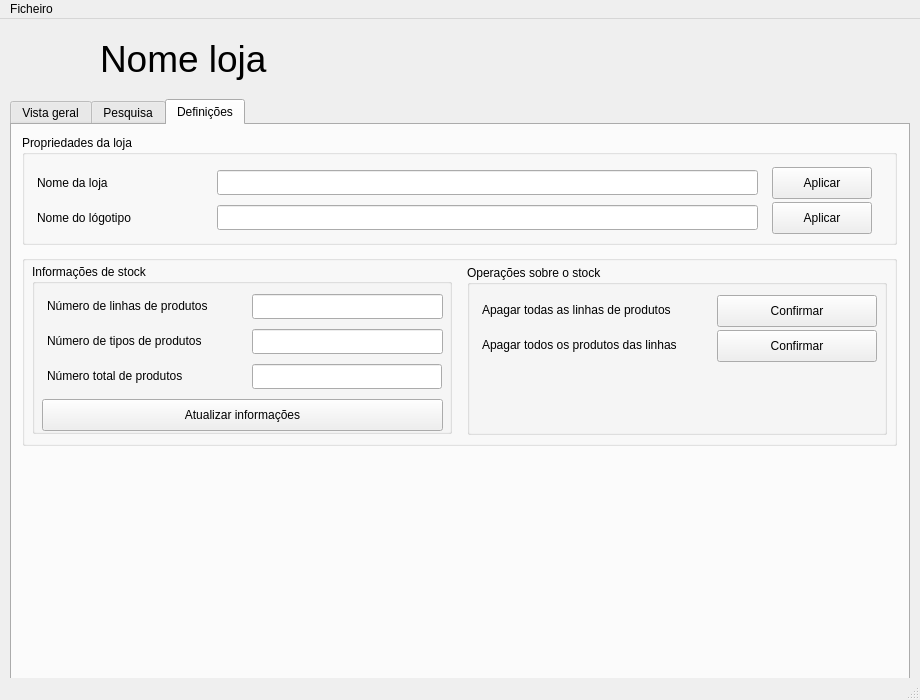
Old version of the form src/gui/MainMenu.ui in the repository dnigamer/projeto-AED.
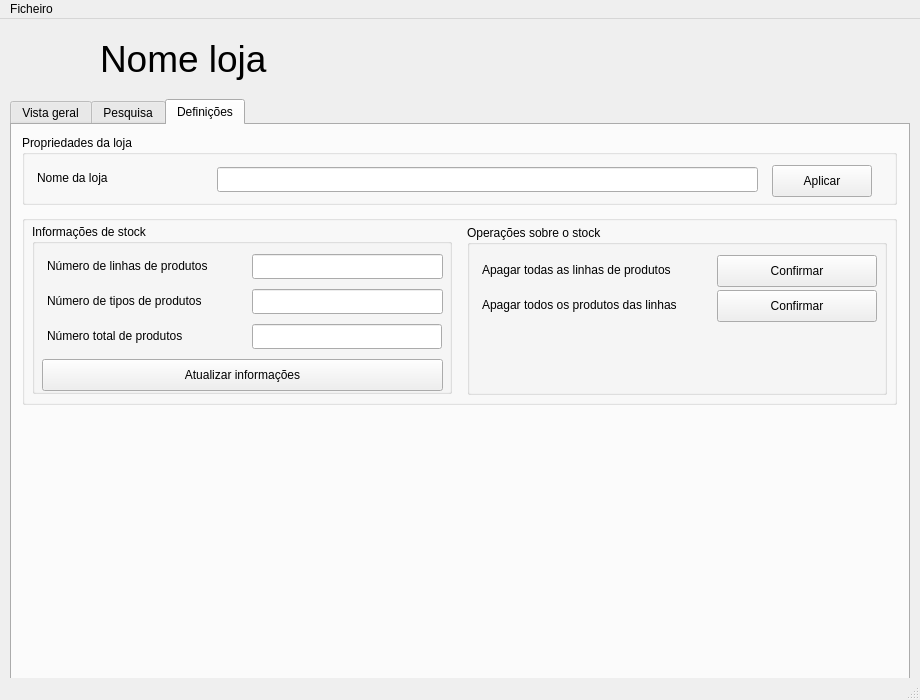
New version of the form. The open tabs and pages were chosen to show the change. Icons and pictures are not drawn.

Commit message: Tab definições a funcionar agora. main.c mudado para src.

Diff of the .ui file:
```diff
--- a/src/gui/MainMenu.ui
+++ b/src/gui/MainMenu.ui
@@ -645,7 +645,7 @@
         <x>10</x>
         <y>10</y>
         <width>875</width>
-        <height>110</height>
+        <height>70</height>
        </rect>
       </property>
       <property name="title">
@@ -655,7 +655,7 @@
        <property name="geometry">
         <rect>
          <x>15</x>
-         <y>35</y>
+         <y>30</y>
          <width>161</width>
          <height>25</height>
         </rect>
@@ -668,7 +668,7 @@
        <property name="geometry">
         <rect>
          <x>195</x>
-         <y>35</y>
+         <y>32</y>
          <width>541</width>
          <height>25</height>
         </rect>
@@ -678,7 +678,7 @@
        <property name="geometry">
         <rect>
          <x>750</x>
-         <y>32</y>
+         <y>30</y>
          <width>100</width>
          <height>32</height>
         </rect>
@@ -687,50 +687,14 @@
         <string>Aplicar</string>
        </property>
       </widget>
-      <widget class="QPushButton" name="nomeLogoModBtn">
-       <property name="geometry">
-        <rect>
-         <x>750</x>
-         <y>67</y>
-         <width>100</width>
-         <height>32</height>
-        </rect>
-       </property>
-       <property name="text">
-        <string>Aplicar</string>
-       </property>
-      </widget>
-      <widget class="QLabel" name="nomeLogoModLab">
-       <property name="geometry">
-        <rect>
-         <x>15</x>
-         <y>70</y>
-         <width>171</width>
-         <height>25</height>
-        </rect>
-       </property>
-       <property name="text">
-        <string>Nome do lógotipo</string>
-       </property>
-      </widget>
-      <widget class="QLineEdit" name="nomeLogoModText">
-       <property name="geometry">
-        <rect>
-         <x>195</x>
-         <y>70</y>
-         <width>541</width>
-         <height>25</height>
-        </rect>
-       </property>
-      </widget>
      </widget>
      <widget class="QGroupBox" name="stockGB">
       <property name="geometry">
        <rect>
         <x>10</x>
-        <y>130</y>
+        <y>90</y>
         <width>875</width>
-        <height>191</height>
+        <height>190</height>
        </rect>
       </property>
       <property name="title">
```
Left out of the diff: 6 changed lines with no effect on the pictures. The commit also changes 6 other files.
